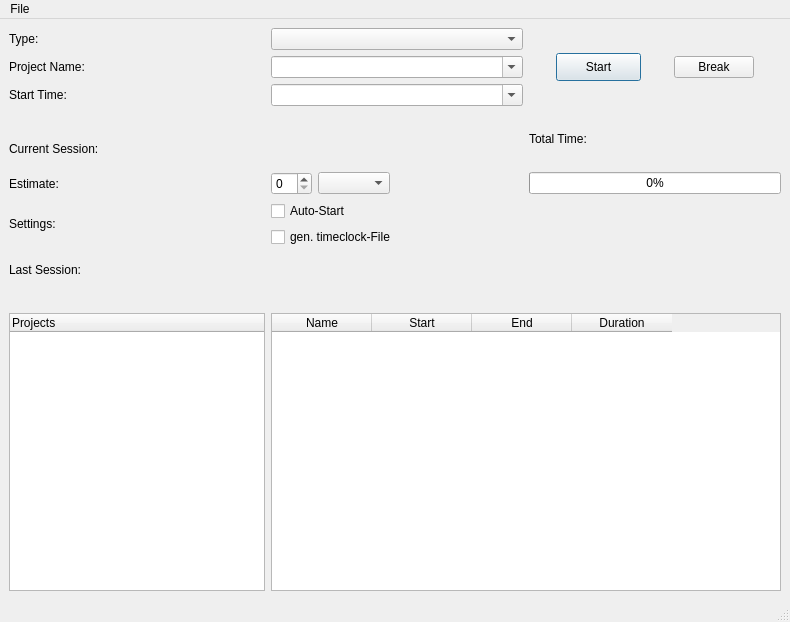
This is timmu/mainwindow.ui in abeimler/tim as Qt 5 draws it before an edit. The edited form follows.
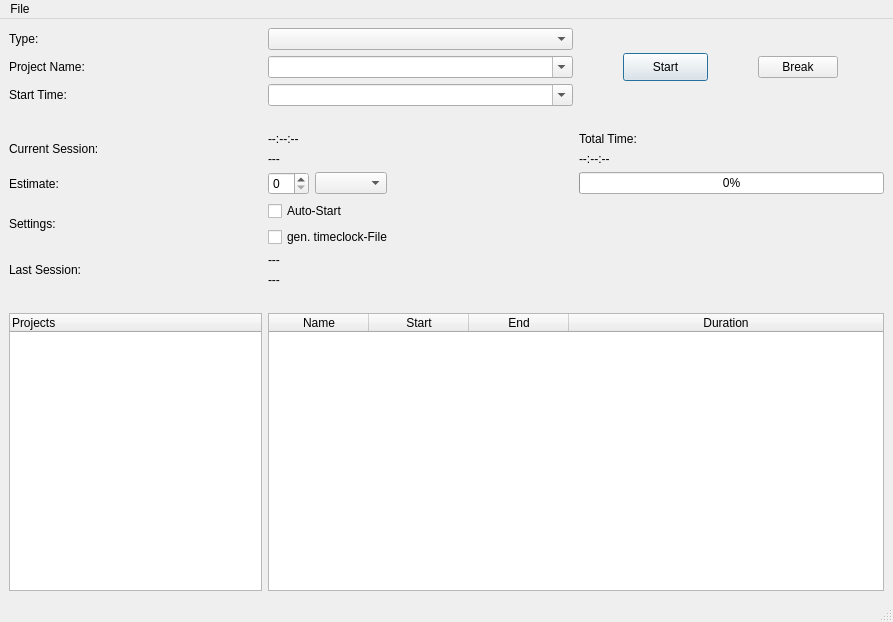
This is the edited form.

Commit message: update UI error handler

The edit to the form file:
```diff
--- a/timmu/mainwindow.ui
+++ b/timmu/mainwindow.ui
@@ -6,7 +6,7 @@
    <rect>
     <x>0</x>
     <y>0</y>
-    <width>790</width>
+    <width>893</width>
     <height>622</height>
    </rect>
   </property>
@@ -41,9 +41,27 @@
     </item>
     <item row="16" column="1" colspan="2">
      <widget class="QTableWidget" name="tblWorks">
+      <property name="sizeAdjustPolicy">
+       <enum>QAbstractScrollArea::AdjustToContents</enum>
+      </property>
+      <property name="autoScrollMargin">
+       <number>16</number>
+      </property>
       <property name="editTriggers">
        <set>QAbstractItemView::NoEditTriggers</set>
       </property>
+      <property name="sortingEnabled">
+       <bool>true</bool>
+      </property>
+      <attribute name="horizontalHeaderCascadingSectionResizes">
+       <bool>false</bool>
+      </attribute>
+      <attribute name="horizontalHeaderStretchLastSection">
+       <bool>true</bool>
+      </attribute>
+      <attribute name="verticalHeaderStretchLastSection">
+       <bool>false</bool>
+      </attribute>
       <column>
        <property name="text">
         <string>Name</string>
@@ -99,14 +117,14 @@
         <item>
          <widget class="QLabel" name="lblCurrentSessionInfo">
           <property name="text">
-           <string>&lt;Current Session&gt;</string>
+           <string>--:--:--</string>
           </property>
          </widget>
         </item>
         <item>
          <widget class="QLabel" name="lblCurrentSessionInfo2">
           <property name="text">
-           <string>&lt;Current Session 2&gt;</string>
+           <string>---</string>
           </property>
          </widget>
         </item>
@@ -124,7 +142,7 @@
         <item>
          <widget class="QLabel" name="lblCurrentSessionInfo3">
           <property name="text">
-           <string>&lt;Current Session 3&gt;</string>
+           <string>--:--:--</string>
           </property>
          </widget>
         </item>
@@ -140,7 +158,7 @@
          <bool>true</bool>
         </property>
         <property name="sizePolicy">
-         <sizepolicy hsizetype="Maximum" vsizetype="Fixed">
+         <sizepolicy hsizetype="Maximum" vsizetype="Maximum">
           <horstretch>0</horstretch>
           <verstretch>0</verstretch>
          </sizepolicy>
@@ -160,6 +178,9 @@
         <property name="default">
          <bool>true</bool>
         </property>
+        <property name="flat">
+         <bool>false</bool>
+        </property>
        </widget>
       </item>
       <item>
@@ -168,7 +189,7 @@
          <bool>true</bool>
         </property>
         <property name="sizePolicy">
-         <sizepolicy hsizetype="Maximum" vsizetype="Fixed">
+         <sizepolicy hsizetype="Maximum" vsizetype="Maximum">
           <horstretch>0</horstretch>
           <verstretch>0</verstretch>
          </sizepolicy>
@@ -210,14 +231,14 @@
       <item>
        <widget class="QLabel" name="lblLastSessionInfo">
         <property name="text">
-         <string>&lt;Last Session&gt;</string>
+         <string>---</string>
         </property>
        </widget>
       </item>
       <item>
        <widget class="QLabel" name="lblLastSessionInfo2">
         <property name="text">
-         <string>&lt;Last Session2&gt;</string>
+         <string>---</string>
         </property>
        </widget>
       </item>
@@ -325,7 +346,7 @@
     <rect>
      <x>0</x>
      <y>0</y>
-     <width>790</width>
+     <width>893</width>
      <height>22</height>
     </rect>
    </property>
```
The commit also changes 3 other files.
